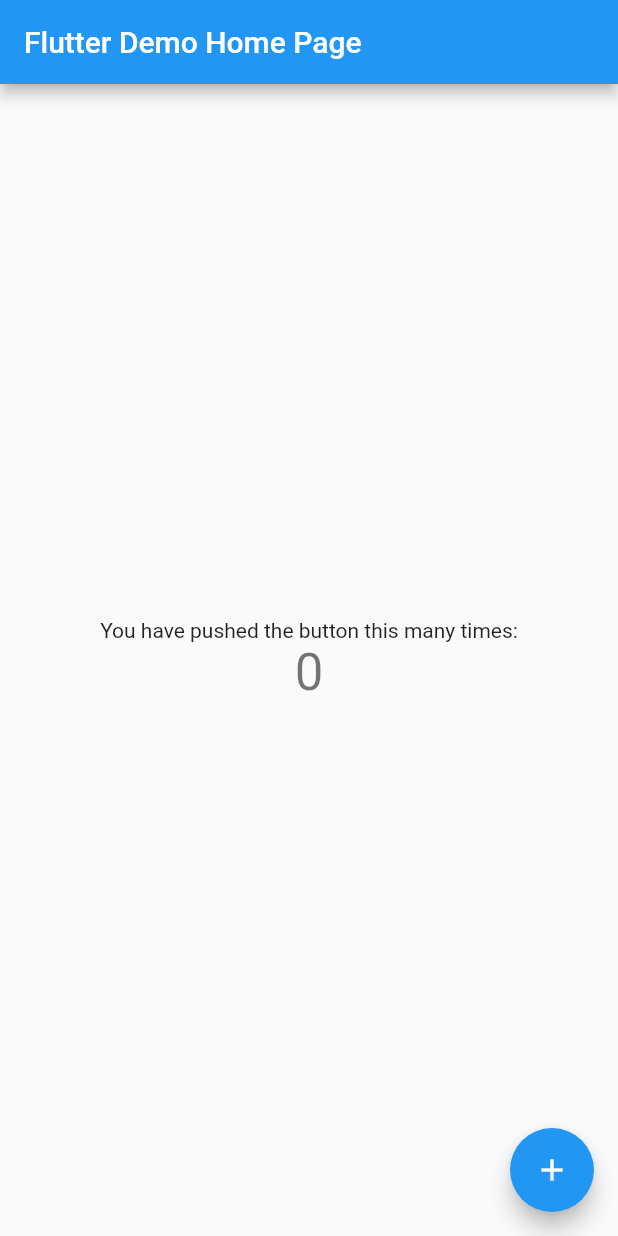
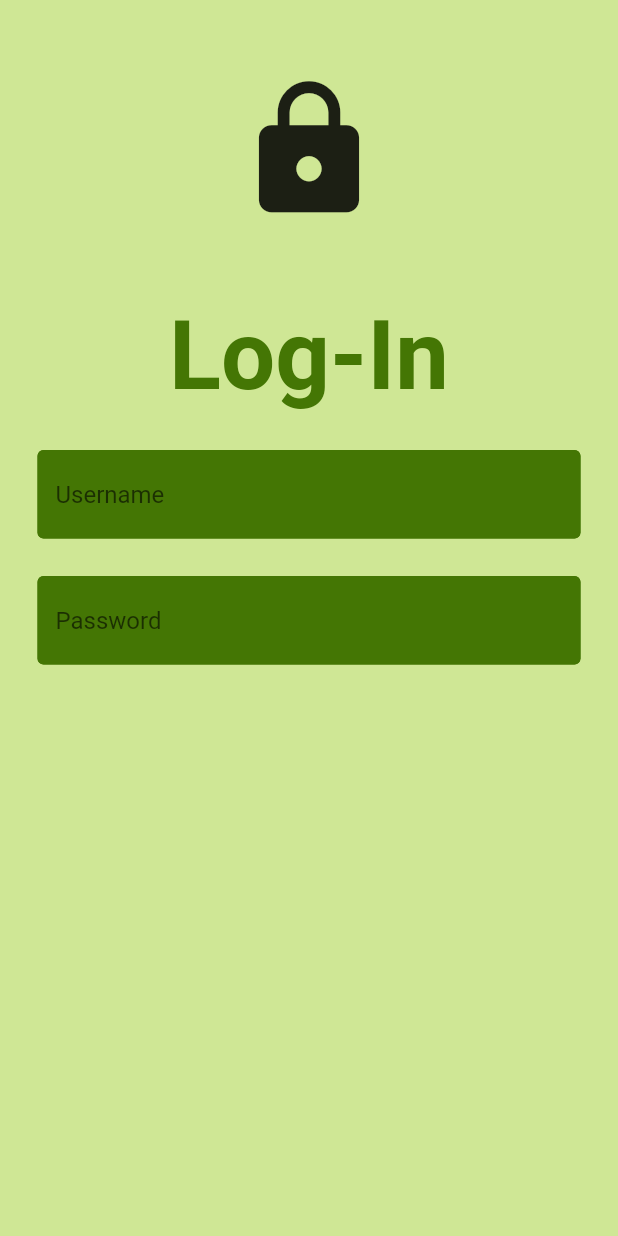
Before and after one commit to The-Ribbit-Application/ribitapplication, a Flutter app: the screen it shows after launch, on a phone screen of 412 x 824 dp. Run offline on Flutter 3.47's test engine with Material 2 defaults, Android fonts, the phone set to English and light mode, and no system bars.

Commit message:
Init Design for Login Screen

```diff
--- /dev/null
+++ b/lib/Pages/login_page.dart
@@ -0,0 +1,68 @@
+import 'package:flutter/material.dart';
+
+import '../UI Components/Textfield.dart';
+
+class LoginPage extends StatelessWidget{
+   LoginPage({super.key});
+
+  //text editing controllers
+  final usernameController = TextEditingController();
+  final passwordController = TextEditingController();
+
+
+
+  @override
+  Widget build(BuildContext context) {
+        return Scaffold(
+          backgroundColor: const Color(0xFFCFE795),
+          body: SafeArea(
+            child: Center(
+              child: Column(
+                children:  [
+                  const SizedBox(height: 50),
+                //logo goes here
+                 const Icon(
+                      Icons.lock,
+                      size: 100,
+                  ),
+
+                  const SizedBox(height: 50),
+                //Welcome text
+                const Text('Log-In',
+                  style: TextStyle(
+                      color: Color(0xFF447604),
+                      fontSize: 64,
+                    fontWeight: FontWeight.bold
+                  ),
+                ),
+                  const SizedBox(height: 25),
+                //username text-field
+                  Textfield(
+                    controller: usernameController,
+                    hintText: "Username",
+                    obscureText: false,
+
+                  ),
+                  const SizedBox(height: 25),
+                //password text-field
+                  Textfield(
+                    controller: passwordController,
+                    hintText: "Password",
+                    obscureText: true,
+                  )
+                //forgot password link
+
+                //google sign in + apple sign in
+
+                //Don't have an account? Register Now
+
+              ],
+
+              ),
+            ),
+          ),
+        );
+  }
+
+
+}
--- /dev/null
+++ b/lib/UI Components/Textfield.dart
@@ -0,0 +1,39 @@
+import 'package:flutter/material.dart';
+class Textfield extends StatelessWidget {
+  final controller;
+  final String hintText;
+  final bool obscureText;
+  const Textfield({
+    super.key, this.controller,
+    required this.hintText,
+    required this.obscureText
+  });
+
+  // This widget is the root of your application.
+  @override
+  Widget build(BuildContext context) {
+
+
+    return Padding(
+      padding: const EdgeInsets.symmetric(horizontal: 25.0),
+      child: TextField(
+        controller: controller,
+        obscureText: obscureText,
+        decoration: InputDecoration(
+          enabledBorder: const OutlineInputBorder(
+              borderSide: BorderSide(
+                  color: Color(0xFF447604)
+              )
+          ),
+          focusedBorder: const OutlineInputBorder(
+              borderSide: BorderSide()
+          ),
+          fillColor: const Color(0xFF447604),
+          filled: true,
+          hintText: hintText,
+
+        ),
+      ),
+    );
+  }
+}
--- a/lib/main.dart
+++ b/lib/main.dart
@@ -1,7 +1,8 @@
 import 'package:flutter/material.dart';
+import 'package:ribit/Pages/login_page.dart';
 
 void main() {
-  runApp(const MyApp());
+  runApp( const MyApp());
 }
 
 class MyApp extends StatelessWidget {
@@ -10,106 +11,9 @@
   // This widget is the root of your application.
   @override
   Widget build(BuildContext context) {
-    return MaterialApp(
-      title: 'Flutter Demo',
-      theme: ThemeData(
-        // This is the theme of your application.
-        //
-        // Try running your application with "flutter run". You'll see the
-        // application has a blue toolbar. Then, without quitting the app, try
-        // changing the primarySwatch below to Colors.green and then invoke
-        // "hot reload" (press "r" in the console where you ran "flutter run",
-        // or simply save your changes to "hot reload" in a Flutter IDE).
-        // Notice that the counter didn't reset back to zero; the application
-        // is not restarted.
-        primarySwatch: Colors.blue,
-      ),
-      home: const MyHomePage(title: 'Flutter Demo Home Page'),
-    );
+    return  MaterialApp(
+      debugShowCheckedModeBanner: false,
+      home: LoginPage(),
+      );
   }
 }
-
-class MyHomePage extends StatefulWidget {
-  const MyHomePage({super.key, required this.title});
-
-  // This widget is the home page of your application. It is stateful, meaning
-  // that it has a State object (defined below) that contains fields that affect
-  // how it looks.
-
-  // This class is the configuration for the state. It holds the values (in this
-  // case the title) provided by the parent (in this case the App widget) and
-  // used by the build method of the State. Fields in a Widget subclass are
-  // always marked "final".
-
-  final String title;
-
-  @override
-  State<MyHomePage> createState() => _MyHomePageState();
-}
-
-class _MyHomePageState extends State<MyHomePage> {
-  int _counter = 0;
-
-  void _incrementCounter() {
-    setState(() {
-      // This call to setState tells the Flutter framework that something has
-      // changed in this State, which causes it to rerun the build method below
-      // so that the display can reflect the updated values. If we changed
-      // _counter without calling setState(), then the build method would not be
-      // called again, and so nothing would appear to happen.
-      _counter++;
-    });
-  }
-
-  @override
-  Widget build(BuildContext context) {
-    // This method is rerun every time setState is called, for instance as done
-    // by the _incrementCounter method above.
-    //
-    // The Flutter framework has been optimized to make rerunning build methods
-    // fast, so that you can just rebuild anything that needs updating rather
-    // than having to individually change instances of widgets.
-    return Scaffold(
-      appBar: AppBar(
-        // Here we take the value from the MyHomePage object that was created by
-        // the App.build method, and use it to set our appbar title.
-        title: Text(widget.title),
-      ),
-      body: Center(
-        // Center is a layout widget. It takes a single child and positions it
-        // in the middle of the parent.
-        child: Column(
-          // Column is also a layout widget. It takes a list of children and
-          // arranges them vertically. By default, it sizes itself to fit its
-          // children horizontally, and tries to be as tall as its parent.
-          //
-          // Invoke "debug painting" (press "p" in the console, choose the
-          // "Toggle Debug Paint" action from the Flutter Inspector in Android
-          // Studio, or the "Toggle Debug Paint" command in Visual Studio Code)
-          // to see the wireframe for each widget.
-          //
-          // Column has various properties to control how it sizes itself and
-          // how it positions its children. Here we use mainAxisAlignment to
-          // center the children vertically; the main axis here is the vertical
-          // axis because Columns are vertical (the cross axis would be
-          // horizontal).
-          mainAxisAlignment: MainAxisAlignment.center,
-          children: <Widget>[
-            const Text(
-              'You have pushed the button this many times:',
-            ),
-            Text(
-              '$_counter',
-              style: Theme.of(context).textTheme.headlineMedium,
-            ),
-          ],
-        ),
-      ),
-      floatingActionButton: FloatingActionButton(
-        onPressed: _incrementCounter,
-        tooltip: 'Increment',
-        child: const Icon(Icons.add),
-      ), // This trailing comma makes auto-formatting nicer for build methods.
-    );
-  }
-}
--- a/pubspec.yaml
+++ b/pubspec.yaml
@@ -59,9 +59,8 @@
   uses-material-design: true
 
   # To add assets to your application, add an assets section, like this:
-  # assets:
-  #   - images/a_dot_burr.jpeg
-  #   - images/a_dot_ham.jpeg
+  assets:
+    - lib/Images/
 
   # An image asset can refer to one or more resolution-specific "variants", see
   # https://flutter.dev/assets-and-images/#resolution-aware
```
Also changed, not shown: lib/Images/img.png (added), 1 other file.
